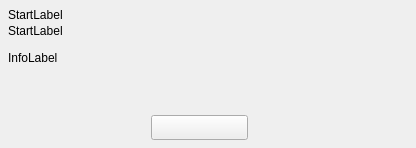
Before: the Qt Designer form src/forms/SelectCDDriveToMountByDataFormUnit.ui in Eldricos/D-Fend-Reborn, drawn with Qt 5.
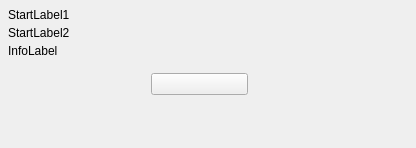
After: the same form once the commit is applied.

Commit message: Remaining dialogs: Qt layouts instead of fixed pixel positions

What changed in the file:
```diff
--- a/src/forms/SelectCDDriveToMountByDataFormUnit.ui
+++ b/src/forms/SelectCDDriveToMountByDataFormUnit.ui
@@ -8,36 +8,90 @@
     <property name="vclPosition" stdset="0"><string notr="true">poOwnerFormCenter</string></property>
     <property name="vclDesignWidth" stdset="0"><number>416</number></property>
     <property name="vclDesignHeight" stdset="0"><number>148</number></property>
-    <widget class="QLabel" name="InfoLabel">
-      <property name="geometry"><rect><x>8</x><y>51</y><width>400</width><height>49</height></rect></property>
-      <property name="vclAnchors" stdset="0"><string notr="true">akLeft,akTop,akRight</string></property>
-      <property name="text"><string>InfoLabel</string></property>
-      <property name="textFormat"><enum>Qt::PlainText</enum></property>
-      <property name="wordWrap"><bool>true</bool></property>
-      <property name="alignment"><set>Qt::AlignLeft|Qt::AlignTop</set></property>
-    </widget>
+    <layout class="QVBoxLayout" name="SelectCDDriveToMountByDataForm_Layout" stretch="0,0,0,1">
+      <property name="leftMargin"><number>8</number></property>
+      <property name="topMargin"><number>8</number></property>
+      <property name="rightMargin"><number>8</number></property>
+      <property name="bottomMargin"><number>8</number></property>
+      <property name="spacing"><number>0</number></property>
+      <item>
+        <layout class="QGridLayout" name="SelectCDDriveToMountByDataForm_Section1" columnstretch="0,1">
+          <property name="leftMargin"><number>0</number></property>
+          <property name="topMargin"><number>0</number></property>
+          <property name="rightMargin"><number>0</number></property>
+          <property name="bottomMargin"><number>0</number></property>
+          <property name="horizontalSpacing"><number>8</number></property>
+          <property name="verticalSpacing"><number>4</number></property>
+          <item row="0" column="0" colspan="2">
     <widget class="QLabel" name="StartLabel1">
-      <property name="geometry"><rect><x>8</x><y>8</y><width>55</width><height>13</height></rect></property>
       <property name="text"><string>StartLabel1</string></property>
       <property name="textFormat"><enum>Qt::PlainText</enum></property>
       <property name="alignment"><set>Qt::AlignLeft|Qt::AlignTop</set></property>
-      <property name="vclAutoSize" stdset="0"><bool>true</bool></property>
-    </widget>
+            </widget>
+          </item>
+          <item row="1" column="0" colspan="2">
     <widget class="QLabel" name="StartLabel2">
-      <property name="geometry"><rect><x>8</x><y>24</y><width>55</width><height>13</height></rect></property>
       <property name="text"><string>StartLabel2</string></property>
       <property name="textFormat"><enum>Qt::PlainText</enum></property>
       <property name="alignment"><set>Qt::AlignLeft|Qt::AlignTop</set></property>
-      <property name="vclAutoSize" stdset="0"><bool>true</bool></property>
-    </widget>
+            </widget>
+          </item>
+          <item row="2" column="0" colspan="2">
+            <widget class="QLabel" name="InfoLabel">
+              <property name="text"><string>InfoLabel</string></property>
+              <property name="textFormat"><enum>Qt::PlainText</enum></property>
+              <property name="wordWrap"><bool>true</bool></property>
+              <property name="alignment"><set>Qt::AlignLeft|Qt::AlignTop</set></property>
+            </widget>
+          </item>
+          <item row="0" column="1">
+            <spacer name="SelectCDDriveToMountByDataForm_Section1_HFill">
+              <property name="orientation"><enum>Qt::Horizontal</enum></property>
+              <property name="sizeHint" stdset="0"><size><width>0</width><height>0</height></size></property>
+            </spacer>
+          </item>
+        </layout>
+      </item>
+      <item>
+        <spacer name="SelectCDDriveToMountByDataForm_Gap1">
+          <property name="orientation"><enum>Qt::Vertical</enum></property>
+          <property name="sizeType"><enum>QSizePolicy::Fixed</enum></property>
+          <property name="sizeHint" stdset="0"><size><width>0</width><height>15</height></size></property>
+        </spacer>
+      </item>
+      <item>
+        <layout class="QGridLayout" name="SelectCDDriveToMountByDataForm_Section2" columnstretch="0,1">
+          <property name="leftMargin"><number>143</number></property>
+          <property name="topMargin"><number>0</number></property>
+          <property name="rightMargin"><number>0</number></property>
+          <property name="bottomMargin"><number>0</number></property>
+          <property name="horizontalSpacing"><number>8</number></property>
+          <property name="verticalSpacing"><number>4</number></property>
+          <item row="0" column="0" alignment="Qt::AlignLeft">
     <widget class="QPushButton" name="CancelButton">
-      <property name="geometry"><rect><x>151</x><y>115</y><width>97</width><height>25</height></rect></property>
-      <property name="text"><string></string></property>
+              <property name="text"><string /></property>
       <property name="autoDefault"><bool>false</bool></property>
       <property name="vclKind" stdset="0"><string notr="true">bkCancel</string></property>
       <property name="vclCancel" stdset="0"><bool>true</bool></property>
       <property name="vclModalResult" stdset="0"><string notr="true">mrCancel</string></property>
-    </widget>
+              <property name="minimumSize"><size><width>97</width><height>0</height></size></property>
+            </widget>
+          </item>
+          <item row="0" column="1">
+            <spacer name="SelectCDDriveToMountByDataForm_Section2_HFill">
+              <property name="orientation"><enum>Qt::Horizontal</enum></property>
+              <property name="sizeHint" stdset="0"><size><width>0</width><height>0</height></size></property>
+            </spacer>
+          </item>
+        </layout>
+      </item>
+      <item>
+        <spacer name="SelectCDDriveToMountByDataForm_VFill">
+          <property name="orientation"><enum>Qt::Vertical</enum></property>
+          <property name="sizeHint" stdset="0"><size><width>0</width><height>0</height></size></property>
+        </spacer>
+      </item>
+    </layout>
   </widget>
   <resources><include location="../../resources/dfend.qrc"/></resources>
   <connections/>
```
Left out of the diff: 6 changed lines with no effect on the pictures. Lines whose indentation alone changed are shown as unchanged. The commit also changes 102 other files.
